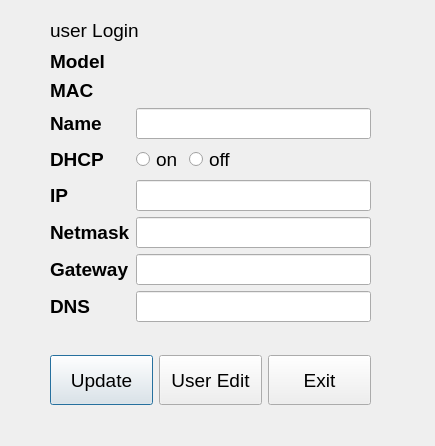
Above: dialogdevice.ui from mychuang/IP_CAM before the change. Below: the same form after it.
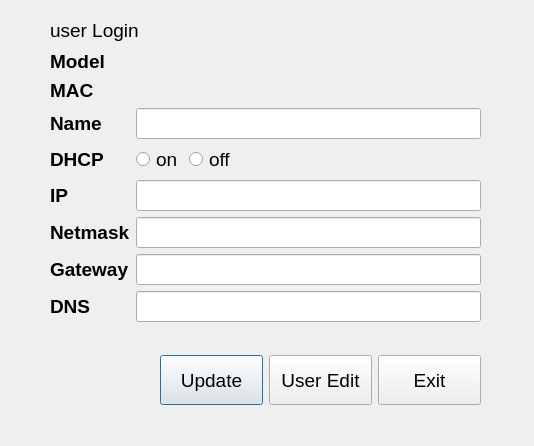
That is the form after the change.

```diff
--- a/dialogdevice.ui
+++ b/dialogdevice.ui
@@ -6,7 +6,7 @@
    <rect>
     <x>0</x>
     <y>0</y>
-    <width>435</width>
+    <width>534</width>
     <height>446</height>
    </rect>
   </property>
@@ -18,8 +18,8 @@
     <rect>
      <x>50</x>
      <y>50</y>
-     <width>321</width>
-     <height>286</height>
+     <width>431</width>
+     <height>296</height>
     </rect>
    </property>
    <layout class="QFormLayout" name="formLayout">
@@ -268,7 +268,7 @@
   <widget class="QWidget" name="horizontalLayoutWidget_2">
    <property name="geometry">
     <rect>
-     <x>50</x>
+     <x>160</x>
      <y>340</y>
      <width>321</width>
      <height>80</height>
```
